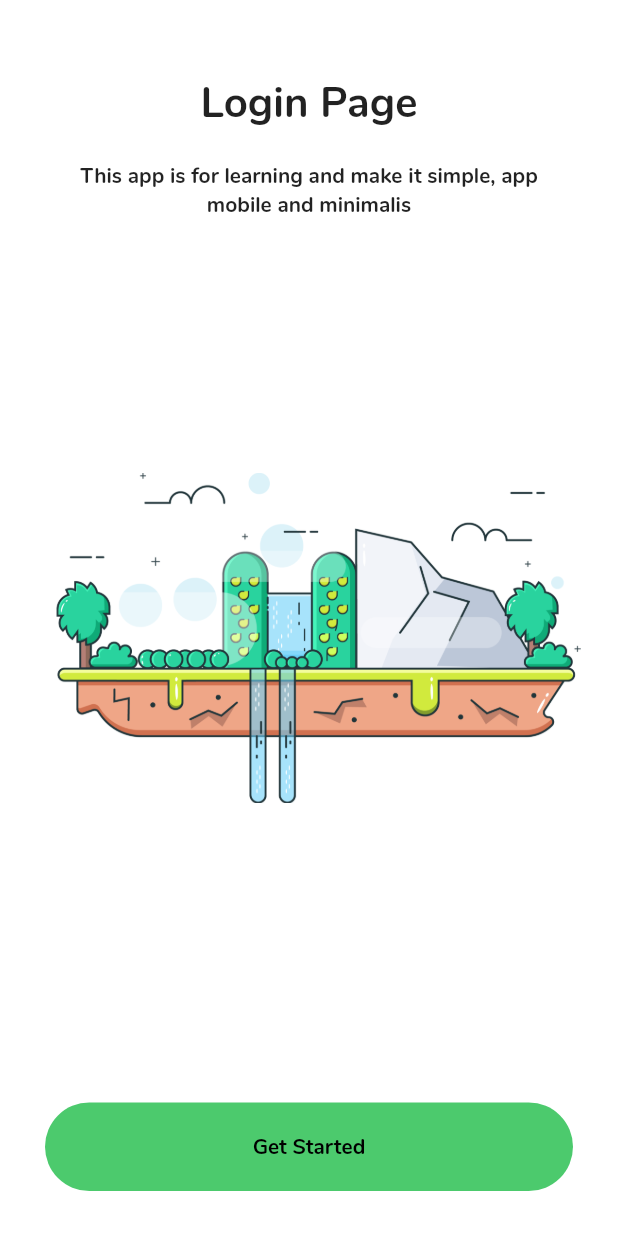
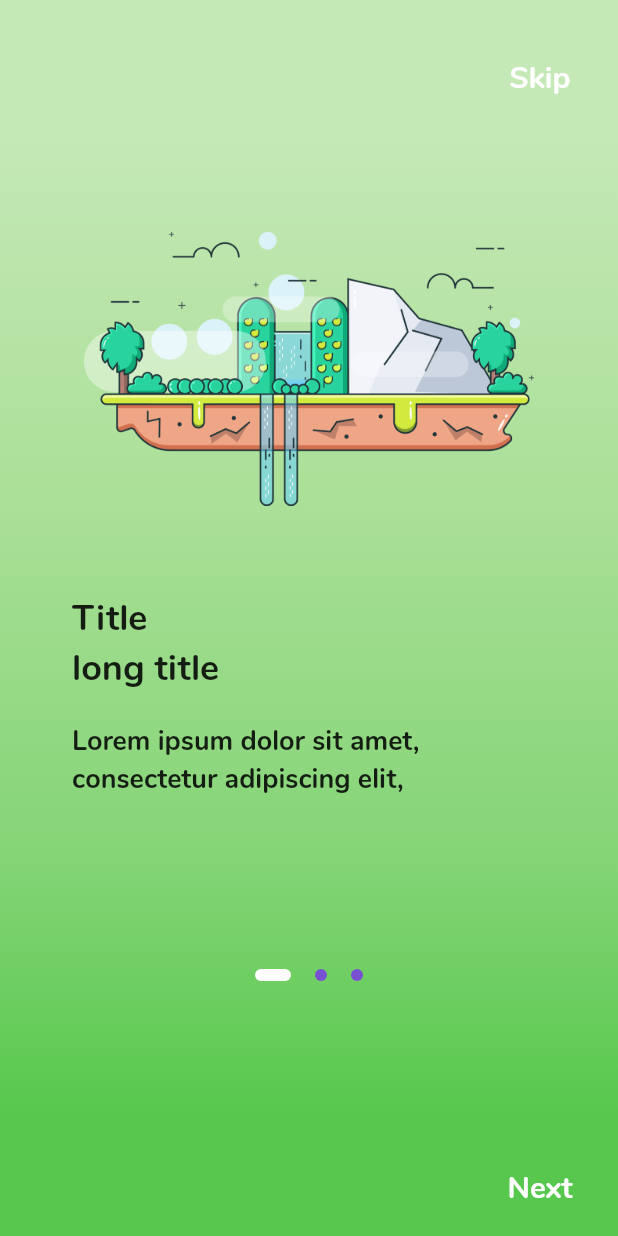
Before and after one commit to rekiyagami/ui_login, a Flutter app: the screen it shows after launch, on a phone screen of 412 x 824 dp. Run offline on Flutter 3.47's test engine with Material 2 defaults, Android fonts, the phone set to English and light mode, and no system bars.

Commit message:
Onboarding done

```diff
--- /dev/null
+++ b/lib/OnBoarding.dart
@@ -0,0 +1,187 @@
+import 'package:flutter/material.dart';
+
+class OnBoarding extends StatefulWidget {
+  @override
+  _OnBoardingState createState() => _OnBoardingState();
+}
+
+class _OnBoardingState extends State<OnBoarding> {
+  final int _numberPage = 3;
+  final PageController _pageController = PageController(initialPage: 0);
+  int _currentPage = 0;
+
+  List<Widget> _builderPageIndicator() {
+    List<Widget> list = [];
+    for (int i = 0; i < _numberPage; i++) {
+      list.add(i == _currentPage ? _indicator(true) : _indicator(false));
+    }
+    return list;
+  }
+
+  Widget _indicator(bool condition) {
+    return AnimatedContainer(
+      duration: Duration(milliseconds: 300),
+      margin: EdgeInsets.symmetric(horizontal: 8),
+      height: 8,
+      width: condition ? 24 : 8,
+      decoration: BoxDecoration(
+        color: condition ? Colors.white : Color(0xFF7851D3),
+        borderRadius: BorderRadius.all(Radius.circular(12)),
+      ),
+    );
+  }
+
+  Widget pageBoard(String image, String title, String description) {
+    return Padding(
+      padding: const EdgeInsets.symmetric(
+        horizontal: 40,
+      ),
+      child: Column(
+        crossAxisAlignment: CrossAxisAlignment.start,
+        children: [
+          Center(
+            child: Image(
+              image: AssetImage(image),
+              height: 300,
+              width: 300,
+            ),
+          ),
+          Text(
+            title,
+            style: TextStyle(fontSize: 24),
+          ),
+          SizedBox(
+            height: 20,
+          ),
+          Text(
+            description,
+            style: TextStyle(fontSize: 18),
+          ),
+        ],
+      ),
+    );
+  }
+
+  @override
+  Widget build(BuildContext context) {
+    return Scaffold(
+      body: Container(
+        decoration: BoxDecoration(
+          gradient: LinearGradient(
+            begin: Alignment.topCenter,
+            end: Alignment.bottomCenter,
+            stops: [0.1, 0.4, 0.7, 0.9],
+            colors: [
+              Color(0xFFC5E8B7),
+              Color(0xFFABE098),
+              Color(0xFF83D475),
+              Color(0xFF57C84D),
+            ],
+          ),
+        ),
+        child: Padding(
+          padding: EdgeInsets.all(8),
+          child: Column(
+            crossAxisAlignment: CrossAxisAlignment.stretch,
+            children: [
+              Container(
+                padding: EdgeInsets.symmetric(vertical: 20),
+                alignment: Alignment.centerRight,
+                child: FlatButton(
+                  onPressed: () {
+                    setState(() {
+                      _pageController.jumpToPage(_numberPage);
+                    });
+                  },
+                  child: Text(
+                    "Skip",
+                    style: TextStyle(
+                      color: Colors.white,
+                      fontSize: 20.0,
+                    ),
+                  ),
+                ),
+              ),
+              Container(
+                height: 550,
+                child: PageView(
+                  physics: ClampingScrollPhysics(),
+                  controller: _pageController,
+                  onPageChanged: (int page) {
+                    setState(() {
+                      _currentPage = page;
+                    });
+                  },
+                  children: <Widget>[
+                    pageBoard(
+                      "lib/assets/images/Island.png",
+                      "Title\nlong title",
+                      "Lorem ipsum dolor sit amet, consectetur adipiscing elit,",
+                    ),
+                    pageBoard(
+                      "lib/assets/images/Island.png",
+                      "Title\nlong title 2",
+                      "Lorem ipsum dolor sit amet, consectetur adipiscing elit,",
+                    ),
+                    pageBoard(
+                      "lib/assets/images/Island.png",
+                      "Title\nlong title 3",
+                      "Lorem ipsum dolor sit amet, consectetur adipiscing elit,",
+                    ),
+                  ],
+                ),
+              ),
+              Row(
+                mainAxisAlignment: MainAxisAlignment.center,
+                children: _builderPageIndicator(),
+              ),
+              _currentPage != _numberPage - 1
+                  ? Expanded(
+                      child: Align(
+                        alignment: FractionalOffset.bottomRight,
+                        child: FlatButton(
+                          onPressed: () {
+                            setState(() {
+                              _pageController.nextPage(
+                                  duration: Duration(milliseconds: 500),
+                                  curve: Curves.ease);
+                            });
+                          },
+                          child: Text(
+                            "Next",
+                            style: TextStyle(
+                              color: Colors.white,
+                              fontSize: 20.0,
+                            ),
+                          ),
+                        ),
+                      ),
+                    )
+                  : Text(""),
+            ],
+          ),
+        ),
+      ),
+      bottomSheet: _currentPage == _numberPage - 1
+          ? Container(
+              decoration: BoxDecoration(
+                borderRadius: BorderRadius.only(
+                    topRight: Radius.circular(10.0),
+                    bottomRight: Radius.circular(10.0)),
+                color: Colors.white,
+              ),
+              height: 70,
+              child: Center(
+                child: Padding(
+                  padding: EdgeInsets.only(bottom: 15),
+                  child: Text(
+                    "Get Started",
+                    style: TextStyle(fontSize: 20),
+                  ),
+                ),
+              ),
+            )
+          : null,
+    );
+  }
+}
--- a/lib/main.dart
+++ b/lib/main.dart
@@ -1,5 +1,6 @@
 import 'package:flutter/material.dart';
-import 'LoginScreen.dart';
+import 'package:ui_login/OnBoarding.dart';
+//import 'LoginScreen.dart';
 
 void main() {
   runApp(MyApp());
@@ -16,7 +17,7 @@ class MyApp extends StatelessWidget {
         visualDensity: VisualDensity.adaptivePlatformDensity,
       ),
       debugShowCheckedModeBanner: false,
-      home: LoginScreen(),
+      home: OnBoarding(),
     );
   }
 }
```
